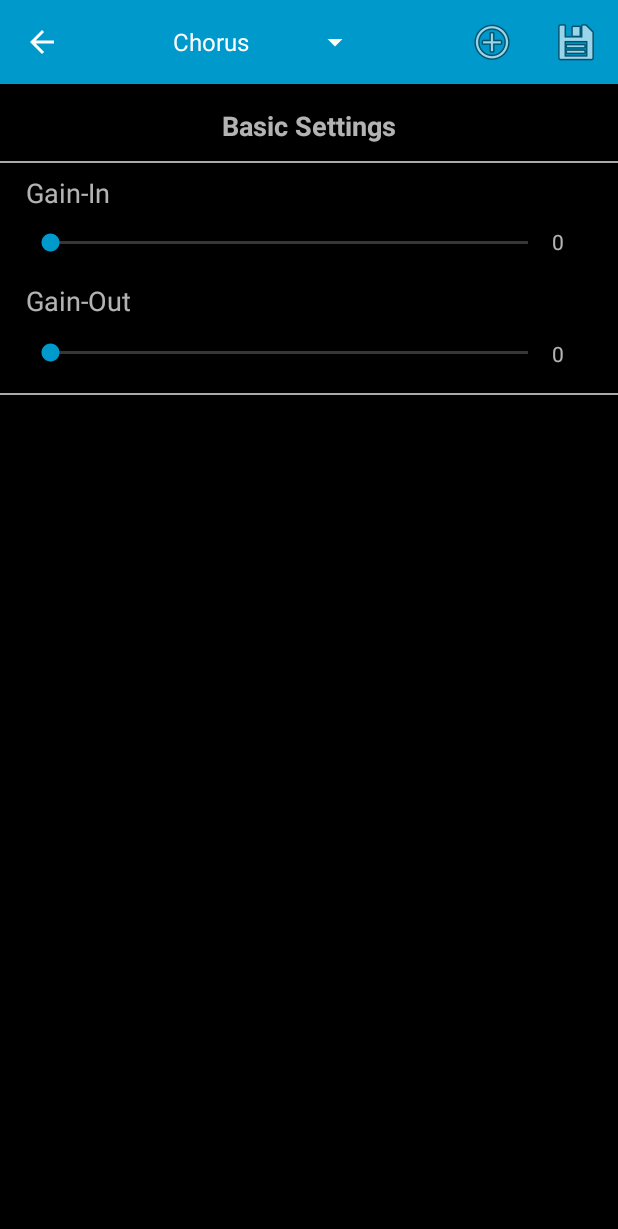
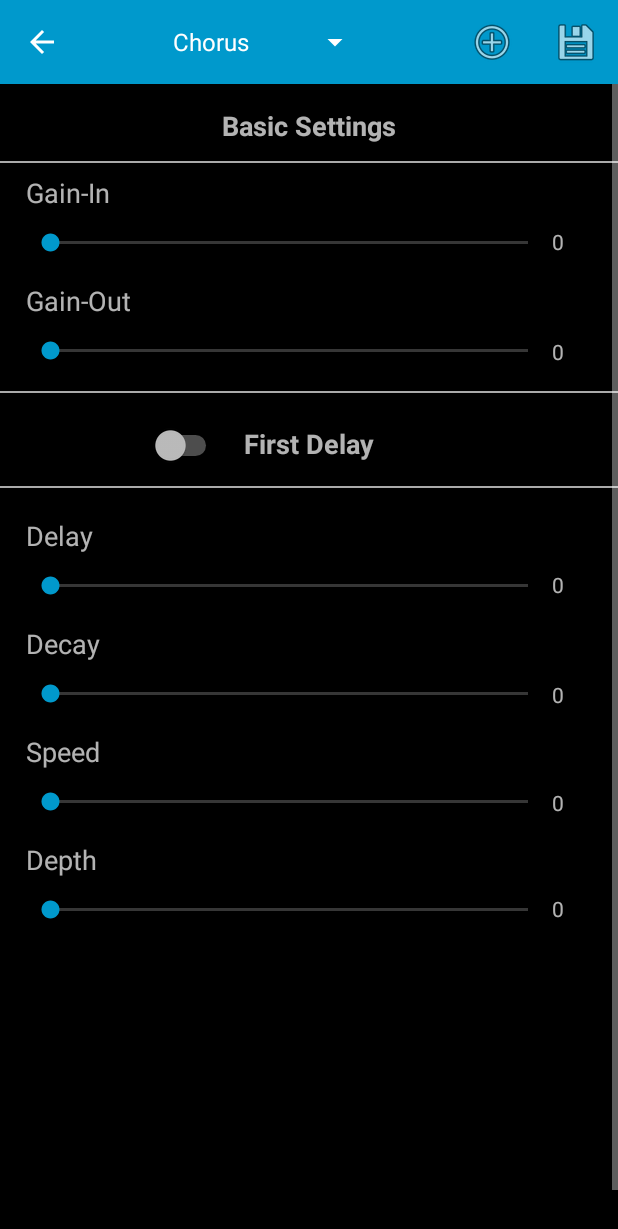
Before and after one commit to NoahPena/Multi-Effect-Guitar-Pedal, an Android app: the EffectsFragment screen opened directly, with no data from a screen before it, on a phone screen of 412 x 824 dp. Shown: the top 1229 px of the screen. Run offline under Robolectric (Android 15) with nearby library versions, the phone set to English and light mode, and no system bars.

Commit message:
Added more content to Chorus Page

```diff
--- a/Mobile Applications/Multi-Effect-Guitar-Pedal-Android/app/src/main/java/com/noahpena/multi_effect_guitar_pedal/Activities/EffectsFragment.java
+++ b/Mobile Applications/Multi-Effect-Guitar-Pedal-Android/app/src/main/java/com/noahpena/multi_effect_guitar_pedal/Activities/EffectsFragment.java
@@ -46,7 +46,45 @@ public class EffectsFragment extends Fragment
                 layout = R.layout.chorus_effect_layout;
                 break;
         }
+
+        View view = inflater.inflate(layout, container, false);
+
+        switch(result)
+        {
+            case "Chorus":
+                view = setupChorusView(view);
+                break;
+
+            case "Delay":
+                view = setupDelayView(view);
+                break;
+
+            case "Reverb":
+                view = setupReverbView(view);
+                break;
+
+            default:
+                view = setupChorusView(view);
+                break;
+        }
+
         // Inflate the layout for this fragment
-        return inflater.inflate(layout, container, false);
+        return view;
+    }
+
+    public View setupChorusView(View view)
+    {
+
+        return view;
+    }
+
+    public View setupDelayView(View view)
+    {
+        return view;
+    }
+
+    public View setupReverbView(View view)
+    {
+        return view;
     }
 }
--- a/Mobile Applications/Multi-Effect-Guitar-Pedal-Android/app/src/main/res/layout/chorus_effect_layout.xml
+++ b/Mobile Applications/Multi-Effect-Guitar-Pedal-Android/app/src/main/res/layout/chorus_effect_layout.xml
@@ -8,7 +8,7 @@
 
     <RelativeLayout
         android:layout_width="match_parent"
-        android:layout_height="500dp">
+        android:layout_height="800dp">
 
         <SeekBar
             android:layout_width="wrap_content"
@@ -43,7 +43,7 @@
             android:id="@+id/seekBar4"
             android:layout_below="@+id/textView7"
             android:layout_alignStart="@+id/delay_delay_seekbar"
-            android:layout_marginTop="13dp"
+            android:layout_marginTop="12dp"
             android:layout_toStartOf="@+id/delay_delay_value" />
 
         <Space
@@ -80,14 +80,6 @@
             android:layout_alignEnd="@+id/space3"
             android:layout_marginTop="11dp" />
 
-        <View
-            android:layout_width="match_parent"
-            android:layout_height="1dp"
-            android:background="@android:color/darker_gray"
-            android:layout_below="@+id/seekBar4"
-            android:layout_alignEnd="@+id/space3"
-            android:layout_marginTop="18dp" />
-
         <TextView
             android:text="Gain-In"
             android:layout_width="wrap_content"
@@ -99,5 +91,150 @@
             android:layout_below="@+id/view10"
             android:layout_alignParentStart="true" />
 
+        <TextView
+            android:text="First Delay"
+            android:layout_width="wrap_content"
+            android:layout_height="wrap_content"
+            android:layout_below="@+id/view"
+            android:layout_centerHorizontal="true"
+            android:layout_marginTop="21dp"
+            android:textStyle="normal|bold"
+            android:id="@+id/textView"
+            android:textSize="18sp" />
+
+        <View
+            android:layout_width="match_parent"
+            android:layout_height="1dp"
+            android:background="@android:color/darker_gray"
+            android:layout_below="@+id/seekBar4"
+            android:layout_alignEnd="@+id/space3"
+            android:layout_marginTop="18dp"
+            android:id="@+id/view" />
+
+        <View
+            android:layout_width="wrap_content"
+            android:layout_height="1dp"
+            android:background="@android:color/darker_gray"
+            android:layout_below="@+id/textView"
+            android:layout_centerHorizontal="true"
+            android:layout_marginTop="16dp"
+            android:id="@+id/view3" />
+
+        <Switch
+            android:layout_width="wrap_content"
+            android:layout_height="wrap_content"
+            android:id="@+id/switch1"
+            android:layout_alignBaseline="@+id/textView"
+            android:layout_alignBottom="@+id/textView"
+            android:layout_toStartOf="@+id/textView5" />
+
+        <TextView
+            android:text="Delay"
+            android:layout_width="wrap_content"
+            android:layout_height="wrap_content"
+            android:layout_below="@+id/view3"
+            android:layout_alignStart="@+id/seekBar4"
+            android:layout_marginTop="19dp"
+            android:id="@+id/textView2"
+            android:textSize="18sp" />
+
+        <SeekBar
+            android:layout_width="wrap_content"
+            android:layout_height="wrap_content"
+            android:layout_below="@+id/textView2"
+            android:layout_alignStart="@+id/textView2"
+            android:layout_marginTop="12dp"
+            android:id="@+id/seekBar"
+            android:layout_alignEnd="@+id/seekBar4" />
+
+        <TextView
+            android:text="0"
+            android:layout_width="wrap_content"
+            android:layout_height="wrap_content"
+            android:layout_alignBottom="@+id/seekBar"
+            android:layout_toEndOf="@+id/seekBar"
+            android:id="@+id/textView3" />
+
+        <TextView
+            android:text="Decay"
+            android:layout_width="wrap_content"
+            android:layout_height="wrap_content"
+            android:layout_below="@+id/seekBar"
+            android:layout_alignStart="@+id/seekBar"
+            android:layout_marginTop="17dp"
+            android:id="@+id/textView6"
+            android:textSize="18sp" />
+
+        <SeekBar
+            android:layout_width="wrap_content"
+            android:layout_height="wrap_content"
+            android:layout_below="@+id/textView6"
+            android:layout_alignStart="@+id/textView6"
+            android:layout_marginTop="12dp"
+            android:id="@+id/seekBar2"
+            android:layout_toStartOf="@+id/textView3" />
+
+        <TextView
+            android:text="Speed"
+            android:layout_width="wrap_content"
+            android:layout_height="wrap_content"
+            android:layout_below="@+id/seekBar2"
+            android:layout_alignStart="@+id/seekBar2"
+            android:layout_marginTop="17dp"
+            android:id="@+id/textView8"
+            android:textSize="18sp" />
+
+        <SeekBar
+            android:layout_width="wrap_content"
+            android:layout_height="wrap_content"
+            android:layout_below="@+id/textView8"
+            android:layout_alignStart="@+id/textView8"
+            android:layout_marginTop="12dp"
+            android:id="@+id/seekBar3"
+            android:layout_alignEnd="@+id/seekBar2" />
+
+        <TextView
+            android:text="0"
+            android:layout_width="wrap_content"
+            android:layout_height="wrap_content"
+            android:id="@+id/textView9"
+            android:layout_alignTop="@+id/seekBar2"
+            android:layout_toEndOf="@+id/seekBar2" />
+
+        <TextView
+            android:text="0"
+            android:layout_width="wrap_content"
+            android:layout_height="wrap_content"
+            android:layout_alignTop="@+id/seekBar3"
+            android:layout_toEndOf="@+id/seekBar3"
+            android:id="@+id/textView10" />
+
+        <TextView
+            android:text="Depth"
+            android:layout_width="wrap_content"
+            android:layout_height="wrap_content"
+            android:layout_below="@+id/seekBar3"
+            android:layout_alignStart="@+id/seekBar3"
+            android:layout_marginTop="17dp"
+            android:id="@+id/textView11"
+            android:textSize="18sp" />
+
+        <SeekBar
+            android:layout_width="wrap_content"
+            android:layout_height="wrap_content"
+            android:layout_below="@+id/textView11"
+            android:layout_alignStart="@+id/textView11"
+            android:layout_marginTop="12dp"
+            android:id="@+id/seekBar5"
+            android:layout_alignEnd="@+id/seekBar3" />
+
+        <TextView
+            android:text="0"
+            android:layout_width="wrap_content"
+            android:layout_height="wrap_content"
+            android:layout_alignBottom="@+id/seekBar5"
+            android:layout_toEndOf="@+id/seekBar5"
+            android:id="@+id/textView12" />
+
     </RelativeLayout>
 </ScrollView>
```
